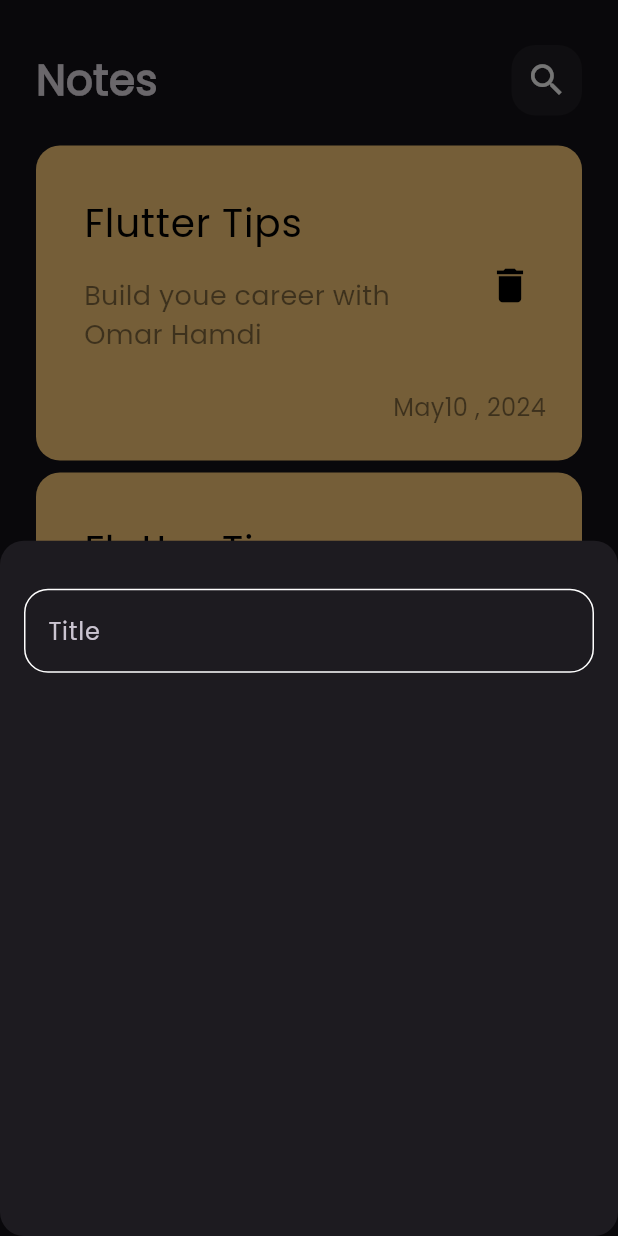
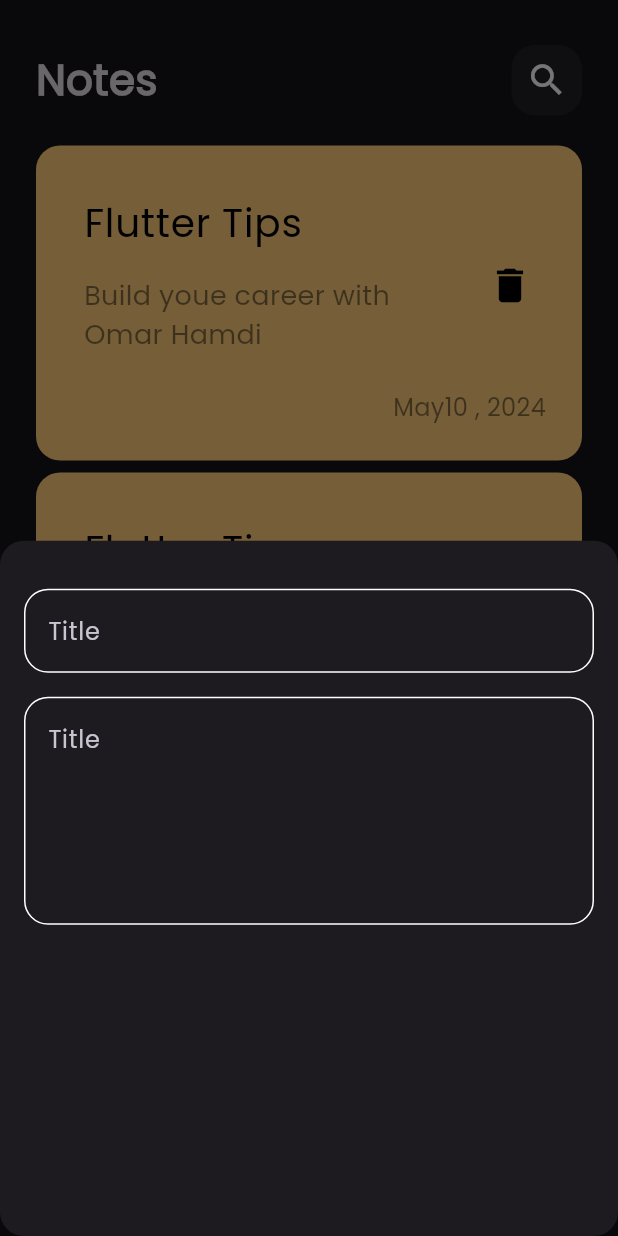
Before and after one commit to OmarHamdi11/Notes-App, a Flutter app: the screen it shows after launch, after a tap on the "add" icon, on a phone screen of 412 x 824 dp. Run offline on Flutter 3.47's test engine with Material 3 defaults, Android fonts, the phone set to English and light mode, and no system bars.

Commit message:
add fields to notes bottom sheet

```diff
--- a/lib/widgets/add_note_bottom_sheet.dart
+++ b/lib/widgets/add_note_bottom_sheet.dart
@@ -6,14 +6,22 @@ class AddNoteBottomSheet extends StatelessWidget {
 
   @override
   Widget build(BuildContext context) {
-    return Padding(
-      padding: const EdgeInsets.symmetric(horizontal: 16.0),
+    return const Padding(
+      padding: EdgeInsets.symmetric(horizontal: 16.0),
       child: Column(
         children: [
           SizedBox(
             height: 32,
           ),
-          CustomTextField(),
+          CustomTextField(
+            title: 'Title',
+            maxLines: 1,
+          ),
+          SizedBox(height: 16),
+          CustomTextField(
+            title: 'Title',
+            maxLines: 5,
+          ),
         ],
       ),
     );
--- a/lib/widgets/custom_text_field.dart
+++ b/lib/widgets/custom_text_field.dart
@@ -2,14 +2,18 @@ import 'package:flutter/material.dart';
 import 'package:notesapp/constants.dart';
 
 class CustomTextField extends StatelessWidget {
-  const CustomTextField({super.key});
+  const CustomTextField({super.key, required this.title, this.maxLines = 1});
+
+  final String title;
+  final int maxLines;
 
   @override
   Widget build(BuildContext context) {
     return TextField(
+      maxLines: maxLines,
       cursorColor: kPrimaryColor,
       decoration: InputDecoration(
-        hintText: 'Title',
+        hintText: title,
         border: buildMethod(),
         enabledBorder: buildMethod(),
         focusedBorder: buildMethod(kPrimaryColor),
```
